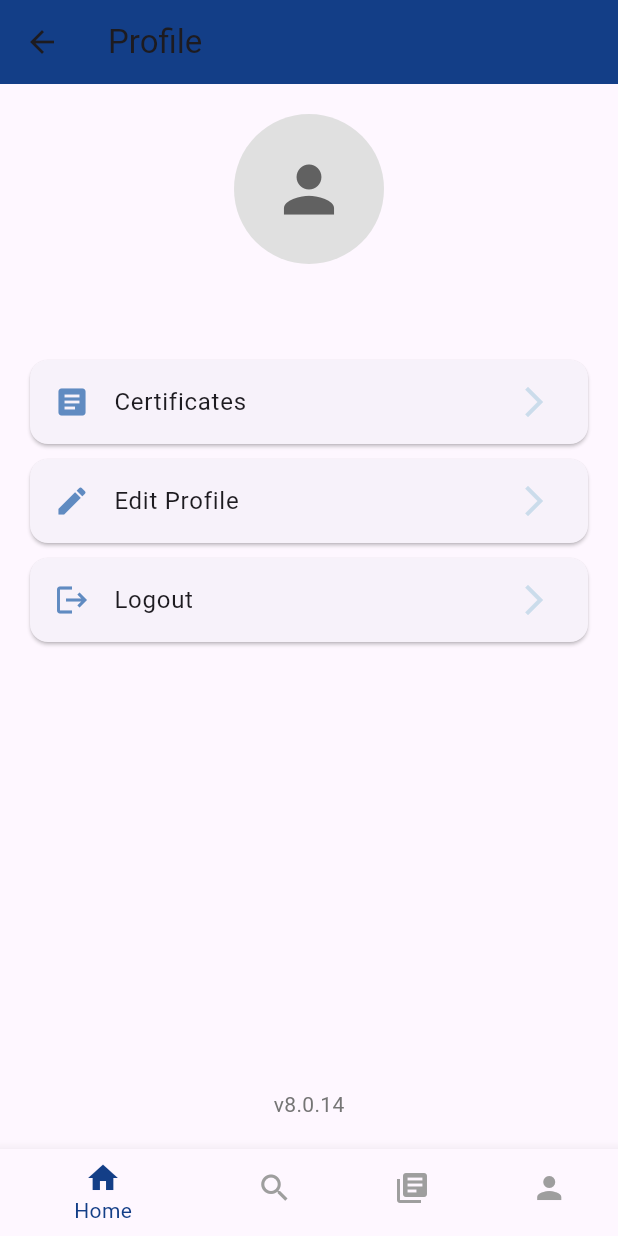
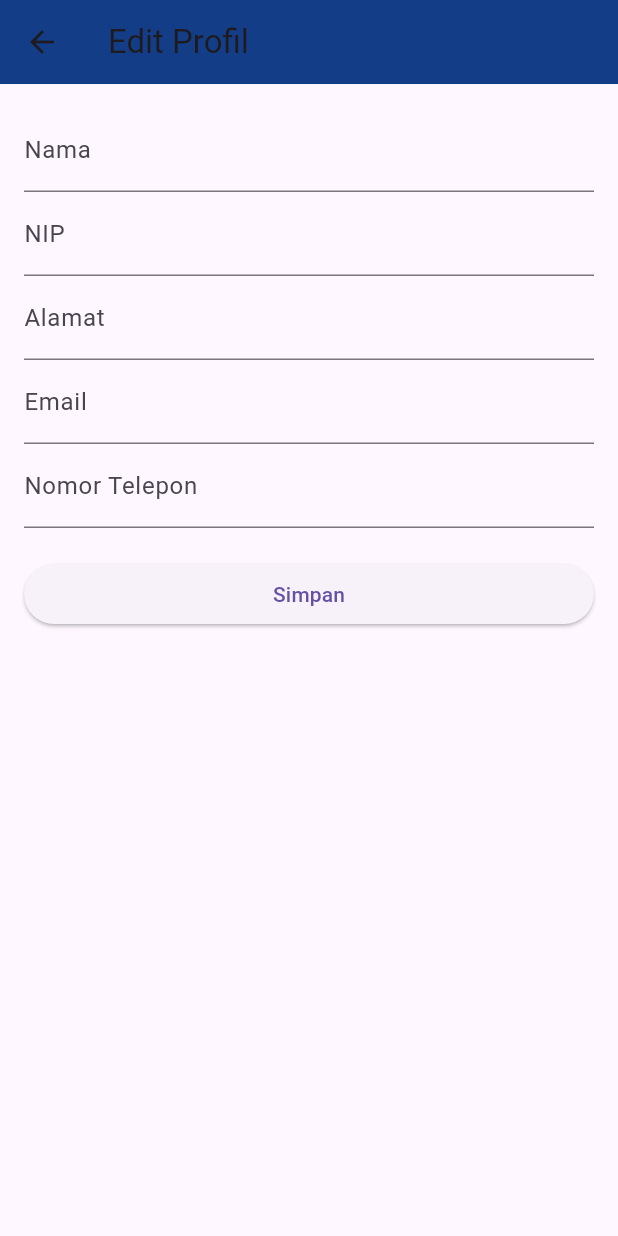
Before and after one commit to ErvanArdian/pbl_kelompok6_sertifikasipelatihan_mobile, a Flutter app: the ProfilePage screen opened directly with empty values, after a tap on "Edit Profile", on a phone screen of 412 x 824 dp. Run offline on Flutter 3.47's test engine with Material 3 defaults, Android fonts, the light colour scheme and no system bars.

Commit message:
edit_profile

```diff
--- /dev/null
+++ b/lib/screens/edit_profile_page.dart
@@ -0,0 +1,118 @@
+import 'package:flutter/material.dart';
+
+class EditProfilePage extends StatefulWidget {
+  @override
+  _EditProfilePageState createState() => _EditProfilePageState();
+}
+
+class _EditProfilePageState extends State<EditProfilePage> {
+  final _formKey = GlobalKey<FormState>();
+
+  // Variables to store form data
+  String _name = '';
+  String _nip = '';
+  String _address = '';
+  String _email = '';
+  String _phone = '';
+
+  void _saveProfile() {
+    if (_formKey.currentState!.validate()) {
+      _formKey.currentState!.save();
+      // Simpan atau kirim data profil yang telah diperbarui ke server atau database lokal
+      ScaffoldMessenger.of(context).showSnackBar(
+        SnackBar(content: Text('Profil berhasil diperbarui')),
+      );
+      Navigator.pop(context);
+    }
+  }
+
+  @override
+  Widget build(BuildContext context) {
+    return Scaffold(
+      appBar: AppBar(
+        title: Text('Edit Profil'),
+        backgroundColor: Color(0xFF133E87),
+      ),
+      body: Padding(
+        padding: EdgeInsets.all(16.0),
+        child: Form(
+          key: _formKey,
+          child: ListView(
+            children: <Widget>[
+              TextFormField(
+                initialValue: _name,
+                decoration: InputDecoration(labelText: 'Nama'),
+                validator: (value) {
+                  if (value == null || value.isEmpty) {
+                    return 'Nama tidak boleh kosong';
+                  }
+                  return null;
+                },
+                onSaved: (value) {
+                  _name = value!;
+                },
+              ),
+              TextFormField(
+                initialValue: _nip,
+                decoration: InputDecoration(labelText: 'NIP'),
+                validator: (value) {
+                  if (value == null || value.isEmpty) {
+                    return 'NIP tidak boleh kosong';
+                  }
+                  return null;
+                },
+                onSaved: (value) {
+                  _nip = value!;
+                },
+              ),
+              TextFormField(
+                initialValue: _address,
+                decoration: InputDecoration(labelText: 'Alamat'),
+                validator: (value) {
+                  if (value == null || value.isEmpty) {
+                    return 'Alamat tidak boleh kosong';
+                  }
+                  return null;
+                },
+                onSaved: (value) {
+                  _address = value!;
+                },
+              ),
+              TextFormField(
+                initialValue: _email,
+                decoration: InputDecoration(labelText: 'Email'),
+                validator: (value) {
+                  if (value == null || !value.contains('@')) {
+                    return 'Email tidak valid';
+                  }
+                  return null;
+                },
+                onSaved: (value) {
+                  _email = value!;
+                },
+              ),
+              TextFormField(
+                initialValue: _phone,
+                decoration: InputDecoration(labelText: 'Nomor Telepon'),
+                validator: (value) {
+                  if (value == null || value.isEmpty) {
+                    return 'Nomor telepon tidak boleh kosong';
+                  }
+                  return null;
+                },
+                onSaved: (value) {
+                  _phone = value!;
+                },
+              ),
+              SizedBox(height: 20),
+              ElevatedButton(
+                onPressed: _saveProfile,
+                child: Text('Simpan'),
+              ),
+            ],
+          ),
+        ),
+      ),
+    );
+  }
+}
--- a/lib/screens/profile_page.dart
+++ b/lib/screens/profile_page.dart
@@ -1,4 +1,5 @@
 import 'package:flutter/material.dart';
+import 'edit_profile_page.dart';
 
 class ProfilePage extends StatelessWidget {
   final String username;
@@ -35,9 +36,9 @@ class ProfilePage extends StatelessWidget {
             child: ListView(
               padding: EdgeInsets.symmetric(horizontal: 20),
               children: [
-                _buildProfileOption(Icons.article, "Certificates"),
-                _buildProfileOption(Icons.edit, "Edit Profile"),
-                _buildProfileOption(Icons.logout, "Logout"),
+                _buildProfileOption(Icons.article, "Certificates", context),
+                _buildProfileOption(Icons.edit, "Edit Profile", context),
+                _buildProfileOption(Icons.logout, "Logout", context),
               ],
             ),
           ),
@@ -75,7 +76,7 @@ class ProfilePage extends StatelessWidget {
     );
   }
 
-  Widget _buildProfileOption(IconData icon, String label) {
+  Widget _buildProfileOption(IconData icon, String label, BuildContext context) {
     return Card(
       margin: EdgeInsets.symmetric(vertical: 5),
       child: ListTile(
@@ -83,7 +84,16 @@ class ProfilePage extends StatelessWidget {
         title: Text(label),
         trailing: Icon(Icons.arrow_forward_ios, color: Color(0xFFCBDCEB)),
         onTap: () {
-          // Handle navigation to respective page
+          if (label == "Edit Profile") {
+            Navigator.push(
+              context,
+              MaterialPageRoute(builder: (context) => EditProfilePage()),
+            );
+          } else if (label == "Logout") {
+            // Tambahkan logika logout di sini
+          } else if (label == "Certificates") {
+            // Tambahkan navigasi ke halaman sertifikasi jika diperlukan
+          }
         },
       ),
     );
```
